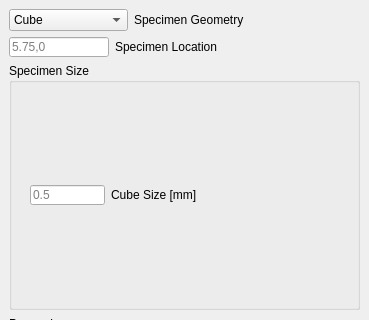
Before: the Qt Designer form freecad/woodWorkbench/gui/ui/ui_CBL_geoParams.ui in Computational-Mechanics-Material-Models/CBL-preprocesser, drawn with Qt 5; both pictures show x 0 to 369 and y 0 to 320 of the 369 by 780 pixel window.
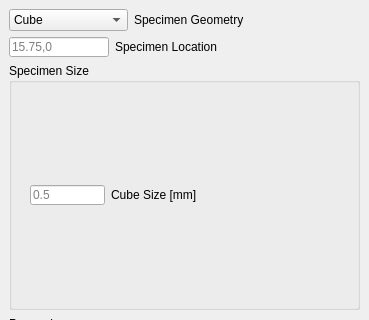
After: the same form once the commit is applied.

Commit message: modified default specimen center

What changed in the file:
```diff
--- a/freecad/woodWorkbench/gui/ui/ui_CBL_geoParams.ui
+++ b/freecad/woodWorkbench/gui/ui/ui_CBL_geoParams.ui
@@ -112,7 +112,7 @@
          <string/>
         </property>
         <property name="placeholderText">
-         <string>5.75,0</string>
+         <string>15.75,0</string>
         </property>
        </widget>
       </item>
```
Left out of the diff: 2 changed lines with no effect on the pictures. The commit also changes 1 other file.
